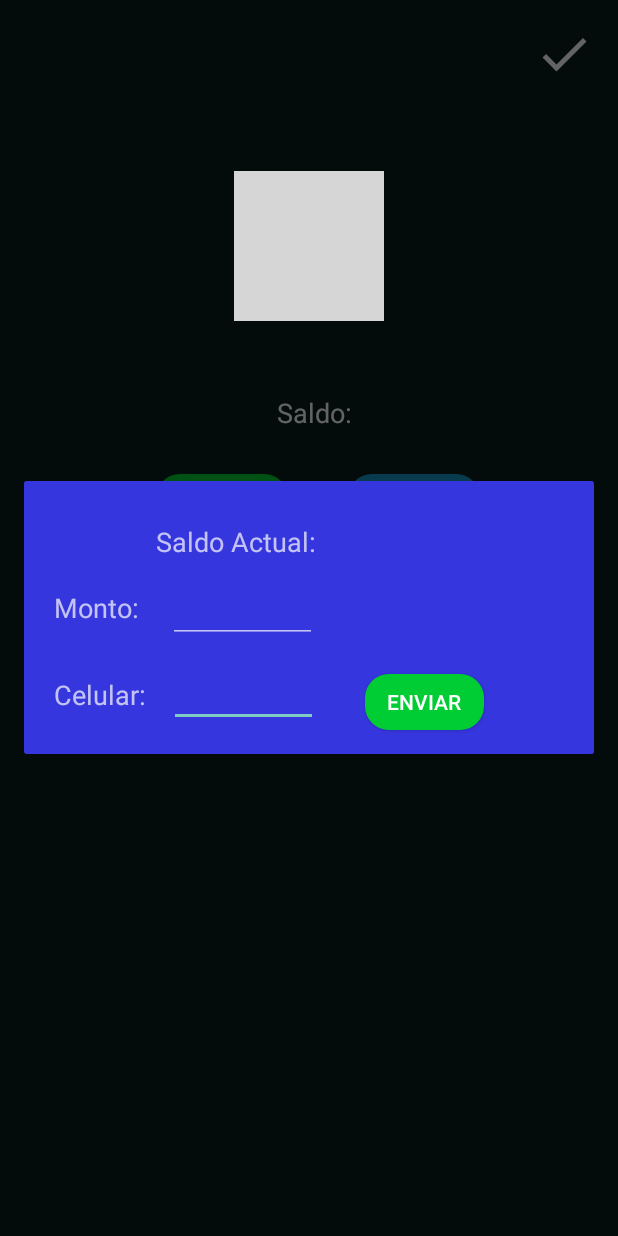
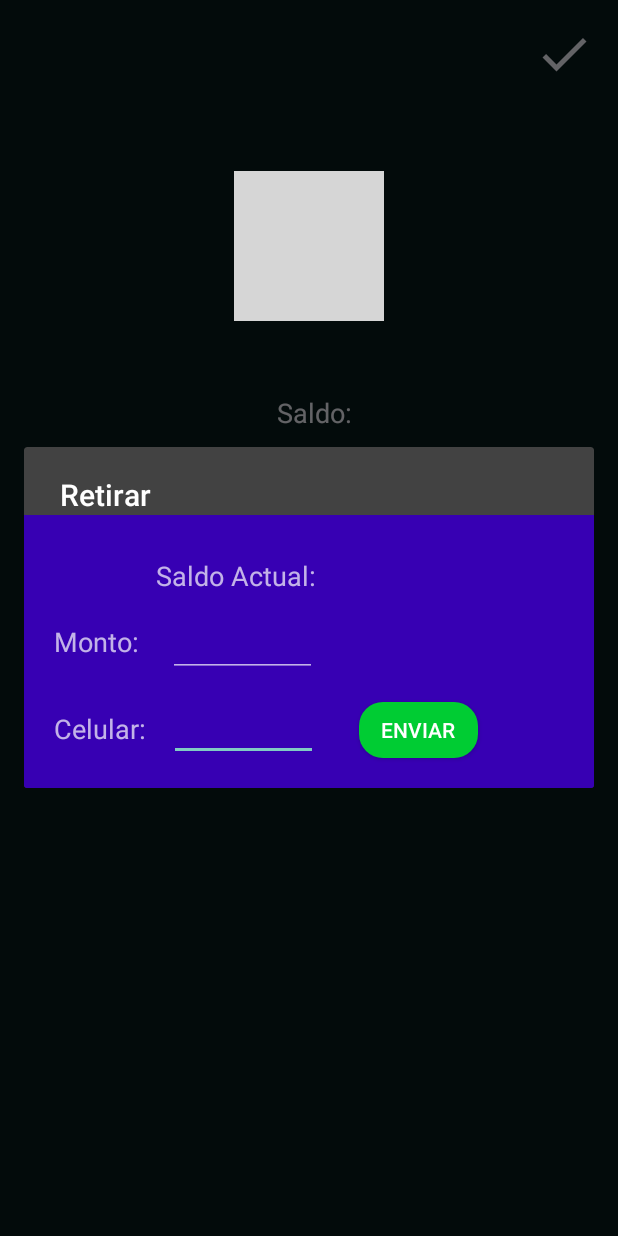
Before and after one commit to itsNand0/ApostamosApp, an Android app: the MiCuenta screen opened directly, with no data from a screen before it, after a tap on "RETIRAR", on a phone screen of 412 x 824 dp. Run offline under Robolectric (Android 15) with nearby library versions, the phone set to English and light mode, and no system bars; our stand-ins replace CircleImageView, Firebase (no records; nobody signed in at launch, a user with empty details on screens opened directly), Picasso; grey boxes are pictures that could not be loaded.

Commit message:
Se agrega un alert dialog al seleccionar una apuesta hecha

```diff
--- a/app/src/main/java/com/example/apostamos/MiCuenta.java
+++ b/app/src/main/java/com/example/apostamos/MiCuenta.java
@@ -141,6 +141,7 @@ public class MiCuenta extends AppCompatActivity {
         View view = inflater.inflate(R.layout.retirar_alert_dialog, null);
         builder.setView(view);
         AlertDialog dialog = builder.create();
+        dialog.setTitle("Retirar");
         dialog.show();
         final TextView tv_saldo_retirar = view.findViewById(R.id.textView17);
         final EditText et_valor_retirar = view.findViewById(R.id.editTextNumber);
--- a/app/src/main/java/com/example/apostamos/NAadaptador.java
+++ b/app/src/main/java/com/example/apostamos/NAadaptador.java
@@ -1,10 +1,12 @@
 package com.example.apostamos;
 
 import android.content.Context;
+import android.net.Uri;
 import android.view.LayoutInflater;
 import android.view.View;
 import android.view.ViewGroup;
 import android.widget.BaseAdapter;
+import android.widget.ImageView;
 import android.widget.TextView;
 
 import java.util.ArrayList;
--- a/app/src/main/res/layout/retirar_alert_dialog.xml
+++ b/app/src/main/res/layout/retirar_alert_dialog.xml
@@ -4,7 +4,7 @@
     xmlns:tools="http://schemas.android.com/tools"
     android:layout_width="match_parent"
     android:layout_height="match_parent"
-    android:background="#3636DF">
+    android:background="@color/colorPrimaryDark">
 
     <TextView
         android:id="@+id/textView17"
@@ -85,9 +85,9 @@
         android:id="@+id/button7"
         android:layout_width="79dp"
         android:layout_height="37dp"
-        android:layout_marginStart="32dp"
-        android:layout_marginLeft="32dp"
-        android:layout_marginBottom="16dp"
+        android:layout_marginStart="28dp"
+        android:layout_marginLeft="28dp"
+        android:layout_marginBottom="20dp"
         android:background="@drawable/boton_redondo"
         android:text="Enviar"
         app:layout_constraintBottom_toTopOf="@+id/guideline16"
```
Also changed, not shown: app/src/main/java/com/example/apostamos/SeleccionPrimerPartido.java (+33 -1 lines), app/src/main/res/layout/alert_dialog_ir_contra.xml (added, +48 -0 lines).
